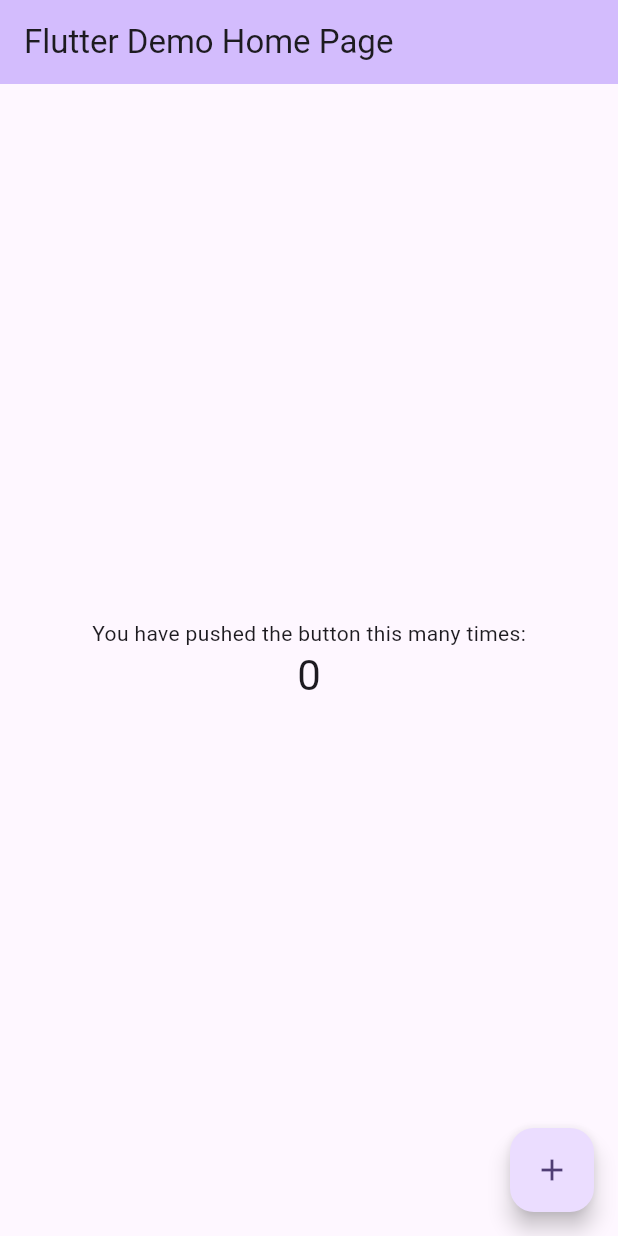
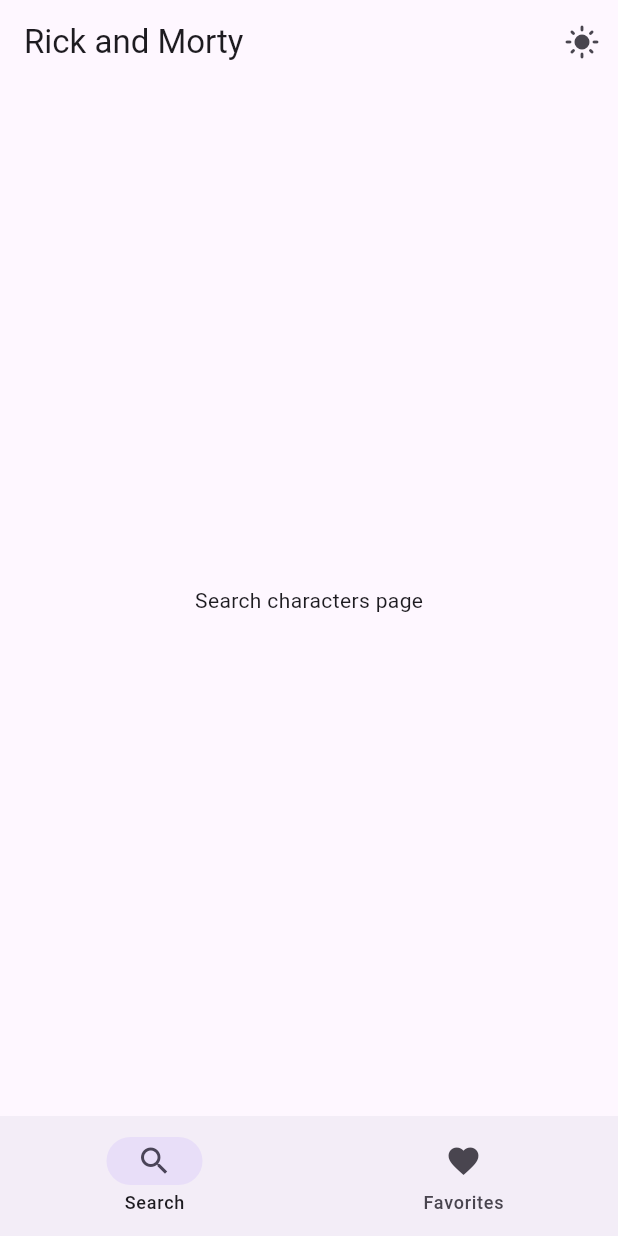
Before and after one commit to VladoDev/rick-and-morty-app, a Flutter app: the screen it shows after launch, on a phone screen of 412 x 824 dp. Run offline on Flutter 3.47's test engine with Material 3 defaults, Android fonts, the phone set to English and light mode, and no system bars; our stand-ins replace get_it, go_router.

Commit message:
feat: estructura base con GoRouter, AppShell y páginas de búsqueda/favoritos

```diff
--- /dev/null
+++ b/lib/app/app.dart
@@ -0,0 +1,40 @@
+import 'package:flutter/material.dart';
+import 'package:go_router/go_router.dart';
+import 'package:rick_and_morty_app/app/di/service_locator.dart';
+import 'package:rick_and_morty_app/app/routing/app_router.dart';
+import 'package:rick_and_morty_app/app/theme/theme.dart';
+import 'package:rick_and_morty_app/app/theme/theme_controller.dart';
+
+class App extends StatefulWidget {
+  const App({super.key});
+
+  @override
+  State<App> createState() => _AppState();
+}
+
+class _AppState extends State<App> {
+  late final GoRouter _router;
+
+  @override
+  void initState() {
+    super.initState();
+    _router = createRouter();
+  }
+
+  @override
+  Widget build(BuildContext context) {
+    final themeController = sl<ThemeController>();
+    return AnimatedBuilder(
+      animation: themeController,
+      builder: (_, _) {
+        return MaterialApp.router(
+          title: "Rick and Morty",
+          theme: buildLightTheme(),
+          darkTheme: buildDarkTheme(),
+          themeMode: themeController.mode,
+          routerConfig: _router,
+        );
+      },
+    );
+  }
+}
--- /dev/null
+++ b/lib/app/di/service_locator.dart
@@ -0,0 +1,8 @@
+import 'package:get_it/get_it.dart';
+import 'package:rick_and_morty_app/app/theme/theme_controller.dart';
+
+final sl = GetIt.instance;
+
+void setUpLocator() {
+  sl.registerLazySingleton<ThemeController>(() => ThemeController());
+}
--- /dev/null
+++ b/lib/app/routing/app_router.dart
@@ -0,0 +1,45 @@
+import 'package:go_router/go_router.dart';
+import 'package:rick_and_morty_app/app/di/service_locator.dart';
+import 'package:rick_and_morty_app/app/shell/app_shell.dart';
+import 'package:rick_and_morty_app/app/theme/theme_controller.dart';
+import 'package:rick_and_morty_app/features/favorites/presentation/pages/favorite_characters_page.dart';
+import 'package:rick_and_morty_app/features/search_characters/presentation/pages/search_characters_page.dart';
+
+GoRouter createRouter() {
+  return GoRouter(
+    initialLocation: "/search-characters",
+    routes: [
+      StatefulShellRoute.indexedStack(
+        builder: (context, state, navigationShell) {
+          return AppShell(
+            navigationShell: navigationShell,
+            themeController: sl<ThemeController>(),
+            location: state.uri.path,
+          );
+        },
+        branches: [
+          StatefulShellBranch(
+            routes: [
+              GoRoute(
+                path: "/search-characters",
+                builder: (context, state) {
+                  return SearchCharactersPage();
+                },
+              ),
+            ],
+          ),
+          StatefulShellBranch(
+            routes: [
+              GoRoute(
+                path: "/favorite-characters",
+                builder: (context, state) {
+                  return FavoriteCharactersPage();
+                },
+              ),
+            ],
+          ),
+        ],
+      ),
+    ],
+  );
+}
--- /dev/null
+++ b/lib/app/shell/app_shell.dart
@@ -0,0 +1,64 @@
+import 'package:flutter/material.dart';
+import 'package:go_router/go_router.dart';
+import 'package:rick_and_morty_app/app/theme/theme_controller.dart';
+
+class AppShell extends StatelessWidget {
+  final StatefulNavigationShell navigationShell;
+  final ThemeController themeController;
+  final String location;
+  const AppShell({
+    super.key,
+    required this.navigationShell,
+    required this.themeController,
+    required this.location,
+  });
+
+  String _title() {
+    if (location.startsWith("/search/") && location != "/search") {
+      return "Search Characters";
+    } else if (location.startsWith("/favorites")) {
+      return "Favorite Characters";
+    } else {
+      return "Rick and Morty";
+    }
+  }
+
+  IconData _currentIconTheme(BuildContext context) {
+    return themeController.isDark ? Icons.dark_mode : Icons.light_mode;
+  }
+
+  @override
+  Widget build(BuildContext context) {
+    final showBack = location.startsWith("/search/") && location != "/search";
+
+    return AnimatedBuilder(
+      animation: themeController,
+      builder: (_, _) {
+        return Scaffold(
+          appBar: AppBar(
+            title: Text(_title()),
+            leading: showBack ? BackButton(onPressed: () => context.pop) : null,
+            actions: [
+              IconButton(
+                onPressed: themeController.toogle,
+                icon: Icon(_currentIconTheme(context)),
+              ),
+            ],
+          ),
+          body: navigationShell,
+          bottomNavigationBar: NavigationBar(
+            selectedIndex: navigationShell.currentIndex,
+            onDestinationSelected: (index) => navigationShell.goBranch(index),
+            destinations: [
+              NavigationDestination(icon: Icon(Icons.search), label: "Search"),
+              NavigationDestination(
+                icon: Icon(Icons.favorite),
+                label: "Favorites",
+              ),
+            ],
+          ),
+        );
+      },
+    );
+  }
+}
--- /dev/null
+++ b/lib/app/theme/theme.dart
@@ -0,0 +1,9 @@
+import 'package:flutter/material.dart';
+
+ThemeData buildLightTheme() {
+  return ThemeData();
+}
+
+ThemeData buildDarkTheme() {
+  return ThemeData();
+}
--- /dev/null
+++ b/lib/app/theme/theme_controller.dart
@@ -0,0 +1,13 @@
+import 'package:flutter/material.dart';
+
+class ThemeController extends ChangeNotifier {
+  ThemeMode _mode = ThemeMode.system;
+  ThemeMode get mode => _mode;
+
+  bool get isDark => _mode == ThemeMode.dark;
+
+  void toogle() {
+    _mode = isDark ? ThemeMode.light : ThemeMode.dark;
+    notifyListeners();
+  }
+}
--- /dev/null
+++ b/lib/features/favorites/presentation/pages/favorite_characters_page.dart
@@ -0,0 +1,15 @@
+import 'package:flutter/material.dart';
+
+class FavoriteCharactersPage extends StatefulWidget {
+  const FavoriteCharactersPage({super.key});
+
+  @override
+  State<FavoriteCharactersPage> createState() => _FavoriteCharactersPageState();
+}
+
+class _FavoriteCharactersPageState extends State<FavoriteCharactersPage> {
+  @override
+  Widget build(BuildContext context) {
+    return const Center(child: Text("Favorite characters page"));
+  }
+}
--- /dev/null
+++ b/lib/features/search_characters/presentation/pages/search_characters_page.dart
@@ -0,0 +1,15 @@
+import 'package:flutter/material.dart';
+
+class SearchCharactersPage extends StatefulWidget {
+  const SearchCharactersPage({super.key});
+
+  @override
+  State<SearchCharactersPage> createState() => _SearchCharactersPageState();
+}
+
+class _SearchCharactersPageState extends State<SearchCharactersPage> {
+  @override
+  Widget build(BuildContext context) {
+    return const Center(child: Text("Search characters page"));
+  }
+}
--- a/lib/main.dart
+++ b/lib/main.dart
@@ -1,122 +1,9 @@
 import 'package:flutter/material.dart';
+import 'package:rick_and_morty_app/app/app.dart';
+import 'package:rick_and_morty_app/app/di/service_locator.dart';
 
 void main() {
-  runApp(const MyApp());
+  WidgetsFlutterBinding.ensureInitialized();
+  setUpLocator();
+  runApp(const App());
 }
-
-class MyApp extends StatelessWidget {
-  const MyApp({super.key});
-
-  // This widget is the root of your application.
-  @override
-  Widget build(BuildContext context) {
-    return MaterialApp(
-      title: 'Flutter Demo',
-      theme: ThemeData(
-        // This is the theme of your application.
-        //
-        // TRY THIS: Try running your application with "flutter run". You'll see
-        // the application has a purple toolbar. Then, without quitting the app,
-        // try changing the seedColor in the colorScheme below to Colors.green
-        // and then invoke "hot reload" (save your changes or press the "hot
-        // reload" button in a Flutter-supported IDE, or press "r" if you used
-        // the command line to start the app).
-        //
-        // Notice that the counter didn't reset back to zero; the application
-        // state is not lost during the reload. To reset the state, use hot
-        // restart instead.
-        //
-        // This works for code too, not just values: Most code changes can be
-        // tested with just a hot reload.
-        colorScheme: .fromSeed(seedColor: Colors.deepPurple),
-      ),
-      home: const MyHomePage(title: 'Flutter Demo Home Page'),
-    );
-  }
-}
-
-class MyHomePage extends StatefulWidget {
-  const MyHomePage({super.key, required this.title});
-
-  // This widget is the home page of your application. It is stateful, meaning
-  // that it has a State object (defined below) that contains fields that affect
-  // how it looks.
-
-  // This class is the configuration for the state. It holds the values (in this
-  // case the title) provided by the parent (in this case the App widget) and
-  // used by the build method of the State. Fields in a Widget subclass are
-  // always marked "final".
-
-  final String title;
-
-  @override
-  State<MyHomePage> createState() => _MyHomePageState();
-}
-
-class _MyHomePageState extends State<MyHomePage> {
-  int _counter = 0;
-
-  void _incrementCounter() {
-    setState(() {
-      // This call to setState tells the Flutter framework that something has
-      // changed in this State, which causes it to rerun the build method below
-      // so that the display can reflect the updated values. If we changed
-      // _counter without calling setState(), then the build method would not be
-      // called again, and so nothing would appear to happen.
-      _counter++;
-    });
-  }
-
-  @override
-  Widget build(BuildContext context) {
-    // This method is rerun every time setState is called, for instance as done
-    // by the _incrementCounter method above.
-    //
-    // The Flutter framework has been optimized to make rerunning build methods
-    // fast, so that you can just rebuild anything that needs updating rather
-    // than having to individually change instances of widgets.
-    return Scaffold(
-      appBar: AppBar(
-        // TRY THIS: Try changing the color here to a specific color (to
-        // Colors.amber, perhaps?) and trigger a hot reload to see the AppBar
-        // change color while the other colors stay the same.
-        backgroundColor: Theme.of(context).colorScheme.inversePrimary,
-        // Here we take the value from the MyHomePage object that was created by
-        // the App.build method, and use it to set our appbar title.
-        title: Text(widget.title),
-      ),
-      body: Center(
-        // Center is a layout widget. It takes a single child and positions it
-        // in the middle of the parent.
-        child: Column(
-          // Column is also a layout widget. It takes a list of children and
-          // arranges them vertically. By default, it sizes itself to fit its
-          // children horizontally, and tries to be as tall as its parent.
-          //
-          // Column has various properties to control how it sizes itself and
-          // how it positions its children. Here we use mainAxisAlignment to
-          // center the children vertically; the main axis here is the vertical
-          // axis because Columns are vertical (the cross axis would be
-          // horizontal).
-          //
-          // TRY THIS: Invoke "debug painting" (choose the "Toggle Debug Paint"
-          // action in the IDE, or press "p" in the console), to see the
-          // wireframe for each widget.
-          mainAxisAlignment: .center,
-          children: [
-            const Text('You have pushed the button this many times:'),
-            Text(
-              '$_counter',
-              style: Theme.of(context).textTheme.headlineMedium,
-            ),
-          ],
-        ),
-      ),
-      floatingActionButton: FloatingActionButton(
-        onPressed: _incrementCounter,
-        tooltip: 'Increment',
-        child: const Icon(Icons.add),
-      ),
-    );
-  }
-}
--- a/pubspec.yaml
+++ b/pubspec.yaml
@@ -34,6 +34,8 @@ dependencies:
   # The following adds the Cupertino Icons font to your application.
   # Use with the CupertinoIcons class for iOS style icons.
   cupertino_icons: ^1.0.8
+  go_router: ^17.0.1
+  get_it: ^9.2.0
 
 dev_dependencies:
   flutter_test:
```
Also changed, not shown: pubspec.lock, 1 other file.
